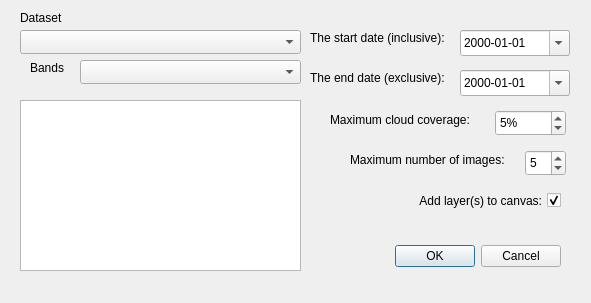
The window that qgis_gee_data_catalog_dialog_base.ui (sandroklippel/qgis_gee_data_catalog) describes before a commit, drawn with Qt 5.
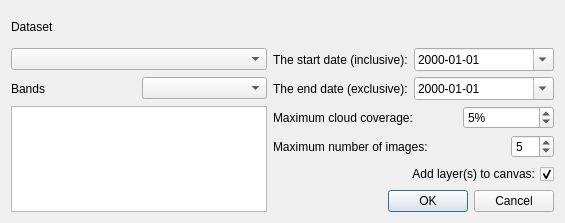
The same window after the commit.

The edit to the form file:
```diff
--- a/qgis_gee_data_catalog_dialog_base.ui
+++ b/qgis_gee_data_catalog_dialog_base.ui
@@ -6,8 +6,8 @@
    <rect>
     <x>0</x>
     <y>0</y>
-    <width>591</width>
-    <height>303</height>
+    <width>565</width>
+    <height>223</height>
    </rect>
   </property>
   <property name="windowTitle">
@@ -16,148 +16,96 @@
   <property name="locale">
    <locale language="English" country="UnitedStates"/>
   </property>
-  <widget class="QDialogButtonBox" name="button_box">
-   <property name="geometry">
-    <rect>
-     <x>380</x>
-     <y>240</y>
-     <width>181</width>
-     <height>32</height>
-    </rect>
-   </property>
-   <property name="orientation">
-    <enum>Qt::Horizontal</enum>
-   </property>
-   <property name="standardButtons">
-    <set>QDialogButtonBox::Cancel|QDialogButtonBox::Ok</set>
-   </property>
-  </widget>
+  <layout class="QGridLayout" name="gridLayout">
+   <item row="1" column="2">
   <widget class="QLabel" name="label">
-   <property name="geometry">
-    <rect>
-     <x>310</x>
-     <y>30</y>
-     <width>151</width>
-     <height>16</height>
-    </rect>
-   </property>
    <property name="text">
     <string>The start date (inclusive):</string>
    </property>
   </widget>
-  <widget class="QLabel" name="label_2">
-   <property name="geometry">
-    <rect>
-     <x>310</x>
-     <y>70</y>
-     <width>161</width>
-     <height>16</height>
-    </rect>
-   </property>
-   <property name="text">
-    <string>The end date (exclusive):</string>
-   </property>
-  </widget>
-  <widget class="QDateEdit" name="startdate">
-   <property name="geometry">
-    <rect>
-     <x>460</x>
-     <y>30</y>
-     <width>110</width>
-     <height>26</height>
-    </rect>
-   </property>
-   <property name="displayFormat">
-    <string>yyyy-MM-dd</string>
-   </property>
-   <property name="calendarPopup">
-    <bool>true</bool>
-   </property>
-  </widget>
-  <widget class="QComboBox" name="collection">
-   <property name="geometry">
-    <rect>
-     <x>20</x>
-     <y>30</y>
-     <width>281</width>
-     <height>24</height>
-    </rect>
-   </property>
-  </widget>
-  <widget class="QDateEdit" name="enddate">
-   <property name="geometry">
-    <rect>
-     <x>460</x>
-     <y>70</y>
-     <width>110</width>
-     <height>26</height>
-    </rect>
-   </property>
-   <property name="displayFormat">
-    <string>yyyy-MM-dd</string>
-   </property>
-   <property name="calendarPopup">
-    <bool>true</bool>
-   </property>
-  </widget>
+   </item>
+   <item row="2" column="1">
+    <widget class="QComboBox" name="bands">
+     <property name="sizePolicy">
+      <sizepolicy hsizetype="Preferred" vsizetype="Fixed">
+       <horstretch>0</horstretch>
+       <verstretch>0</verstretch>
+      </sizepolicy>
+     </property>
+    </widget>
+   </item>
+   <item row="0" column="0">
   <widget class="QLabel" name="label_3">
-   <property name="geometry">
-    <rect>
-     <x>20</x>
-     <y>10</y>
-     <width>61</width>
-     <height>16</height>
-    </rect>
-   </property>
    <property name="text">
     <string>Dataset</string>
    </property>
   </widget>
+   </item>
+   <item row="1" column="0" colspan="2">
+    <widget class="QComboBox" name="collection"/>
+   </item>
+   <item row="1" column="3" colspan="3">
+    <widget class="QDateEdit" name="startdate">
+     <property name="sizePolicy">
+      <sizepolicy hsizetype="Minimum" vsizetype="Fixed">
+       <horstretch>0</horstretch>
+       <verstretch>0</verstretch>
+      </sizepolicy>
+     </property>
+     <property name="displayFormat">
+      <string>yyyy-MM-dd</string>
+     </property>
+     <property name="calendarPopup">
+      <bool>true</bool>
+     </property>
+    </widget>
+   </item>
+   <item row="2" column="0">
   <widget class="QLabel" name="label_4">
-   <property name="geometry">
-    <rect>
-     <x>30</x>
-     <y>60</y>
-     <width>41</width>
-     <height>16</height>
-    </rect>
+     <property name="sizePolicy">
+      <sizepolicy hsizetype="Minimum" vsizetype="Preferred">
+       <horstretch>0</horstretch>
+       <verstretch>0</verstretch>
+      </sizepolicy>
    </property>
    <property name="text">
     <string>Bands</string>
    </property>
   </widget>
-  <widget class="QComboBox" name="bands">
-   <property name="geometry">
-    <rect>
-     <x>80</x>
-     <y>60</y>
-     <width>221</width>
-     <height>24</height>
-    </rect>
-   </property>
-  </widget>
+   </item>
+   <item row="2" column="2">
+    <widget class="QLabel" name="label_2">
+     <property name="text">
+      <string>The end date (exclusive):</string>
+     </property>
+    </widget>
+   </item>
+   <item row="2" column="3" colspan="3">
+    <widget class="QDateEdit" name="enddate">
+     <property name="displayFormat">
+      <string>yyyy-MM-dd</string>
+     </property>
+     <property name="calendarPopup">
+      <bool>true</bool>
+     </property>
+    </widget>
+   </item>
+   <item row="3" column="0" rowspan="4" colspan="2">
+    <widget class="QTextEdit" name="infotext">
+     <property name="readOnly">
+      <bool>true</bool>
+     </property>
+    </widget>
+   </item>
+   <item row="3" column="2" colspan="2">
   <widget class="QLabel" name="label_5">
-   <property name="geometry">
-    <rect>
-     <x>330</x>
-     <y>110</y>
-     <width>161</width>
-     <height>20</height>
-    </rect>
-   </property>
    <property name="text">
     <string>Maximum cloud coverage:</string>
    </property>
   </widget>
+   </item>
+   <item row="3" column="4" colspan="2">
   <widget class="QSpinBox" name="cloudcover">
-   <property name="geometry">
-    <rect>
-     <x>495</x>
-     <y>110</y>
-     <width>71</width>
-     <height>26</height>
-    </rect>
-   </property>
    <property name="suffix">
     <string>%</string>
    </property>
@@ -165,47 +113,16 @@
     <number>5</number>
    </property>
   </widget>
-  <widget class="QTextEdit" name="infotext">
-   <property name="geometry">
-    <rect>
-     <x>20</x>
-     <y>100</y>
-     <width>281</width>
-     <height>171</height>
-    </rect>
-   </property>
-   <property name="readOnly">
-    <bool>true</bool>
-   </property>
-  </widget>
-  <widget class="QCheckBox" name="addlayer">
-   <property name="geometry">
-    <rect>
-     <x>400</x>
-     <y>190</y>
-     <width>161</width>
-     <height>21</height>
-    </rect>
-   </property>
-   <property name="layoutDirection">
-    <enum>Qt::RightToLeft</enum>
-   </property>
+   </item>
+   <item row="4" column="2" colspan="3">
+    <widget class="QLabel" name="label_6">
    <property name="text">
-    <string>Add layer(s) to canvas:</string>
-   </property>
-   <property name="checked">
-    <bool>true</bool>
-   </property>
-  </widget>
+      <string>Maximum number of images:</string>
+     </property>
+    </widget>
+   </item>
+   <item row="4" column="5">
   <widget class="QSpinBox" name="limit">
-   <property name="geometry">
-    <rect>
-     <x>525</x>
-     <y>150</y>
-     <width>41</width>
-     <height>26</height>
-    </rect>
-   </property>
    <property name="minimum">
     <number>1</number>
    </property>
@@ -216,20 +133,42 @@
     <number>5</number>
    </property>
   </widget>
-  <widget class="QLabel" name="label_6">
-   <property name="geometry">
-    <rect>
-     <x>350</x>
-     <y>150</y>
-     <width>171</width>
-     <height>20</height>
-    </rect>
+   </item>
+   <item row="5" column="2" colspan="4">
+    <widget class="QCheckBox" name="addlayer">
+     <property name="layoutDirection">
+      <enum>Qt::RightToLeft</enum>
    </property>
    <property name="text">
-    <string>Maximum number of images:</string>
-   </property>
-  </widget>
- </widget>
+      <string>Add layer(s) to canvas:</string>
+     </property>
+     <property name="checked">
+      <bool>true</bool>
+     </property>
+    </widget>
+   </item>
+   <item row="6" column="2" colspan="4">
+    <widget class="QDialogButtonBox" name="button_box">
+     <property name="orientation">
+      <enum>Qt::Horizontal</enum>
+     </property>
+     <property name="standardButtons">
+      <set>QDialogButtonBox::Cancel|QDialogButtonBox::Ok</set>
+     </property>
+    </widget>
+   </item>
+  </layout>
+ </widget>
+ <tabstops>
+  <tabstop>collection</tabstop>
+  <tabstop>bands</tabstop>
+  <tabstop>startdate</tabstop>
+  <tabstop>enddate</tabstop>
+  <tabstop>cloudcover</tabstop>
+  <tabstop>limit</tabstop>
+  <tabstop>addlayer</tabstop>
+  <tabstop>infotext</tabstop>
+ </tabstops>
  <resources/>
  <connections>
   <connection>
```
Lines whose indentation alone changed are shown as unchanged.
